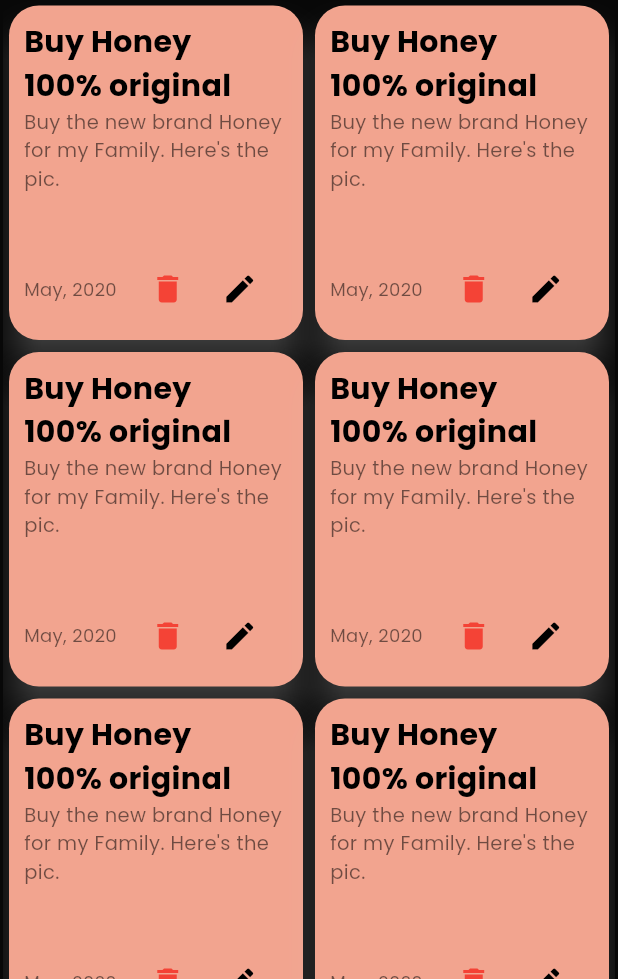
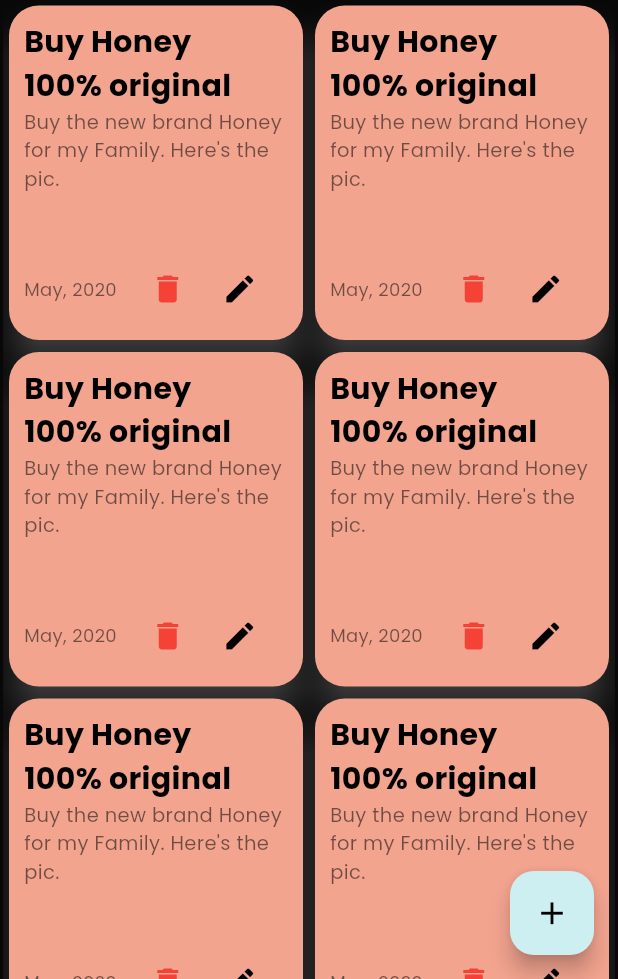
Before and after one commit to xhambluefox/notes_app, a Flutter app: the screen it shows after launch, on a phone screen of 412 x 824 dp, the part 257-1236 px from its top. Run offline on Flutter 3.47's test engine with Material 2 defaults, Android fonts, the phone set to English and light mode, and no system bars.

Commit message:
Add FloatingActionButton

```diff
--- /dev/null
+++ b/lib/Views/Widgets/MansouryGridView.dart
@@ -0,0 +1,15 @@
+import 'package:flutter/material.dart';
+import 'package:flutter_staggered_grid_view/flutter_staggered_grid_view.dart';
+import 'package:notes_app/Views/Widgets/CardWidgets.dart';
+
+Widget mansouryGridView(){
+  return MasonryGridView.builder(
+      scrollDirection: Axis.vertical,
+      physics: BouncingScrollPhysics(),
+      itemCount: 10,
+      gridDelegate: SliverSimpleGridDelegateWithFixedCrossAxisCount(crossAxisCount: 2),
+      itemBuilder: (context, index){
+
+        return CardWidgets();
+      });
+}
--- a/lib/Views/Widgets/bodyHome.dart
+++ b/lib/Views/Widgets/bodyHome.dart
@@ -1,8 +1,10 @@
 // ignore_for_file: prefer_const_constructors
 import 'package:flutter/material.dart';
 import 'package:flutter_staggered_grid_view/flutter_staggered_grid_view.dart';
+import 'package:notes_app/Const/ColorsConst.dart';
 
 import 'package:notes_app/Views/Widgets/CardWidgets.dart';
+import 'package:notes_app/Views/Widgets/MansouryGridView.dart';
 import 'package:notes_app/Views/Widgets/appBarWidgets.dart';
 
 class BodyHomePage extends StatefulWidget {
@@ -20,6 +22,10 @@ class _BodyHomePageState extends State<BodyHomePage> {
         preferredSize: Size(double.infinity, 80),
         child: AppBarWidgets(),
       ),
+      floatingActionButton: FloatingActionButton(
+        backgroundColor: cardColor3,
+        onPressed: (){}
+        ,child: Icon(Icons.add, color: Colors.black,size: 25,),),
       body: Padding(
         padding: const EdgeInsets.symmetric(horizontal: 2),
         child: Column(
@@ -45,15 +51,3 @@ class _BodyHomePageState extends State<BodyHomePage> {
     );
   }
 }
-
-Widget mansouryGridView(){
-  return MasonryGridView.builder(
-    scrollDirection: Axis.vertical,
-    physics: BouncingScrollPhysics(),
-    itemCount: 10,
-      gridDelegate: SliverSimpleGridDelegateWithFixedCrossAxisCount(crossAxisCount: 2),
-      itemBuilder: (context, index){
-
-    return CardWidgets();
-      });
-}
```
